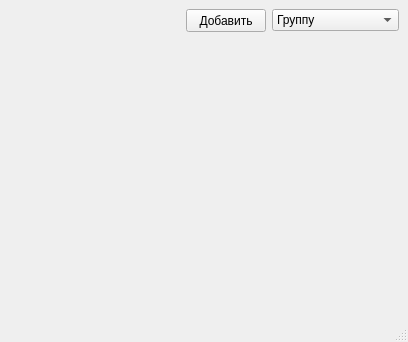
Old version of the form mainwindow.ui in the repository Revvas/ScheduleCreator.
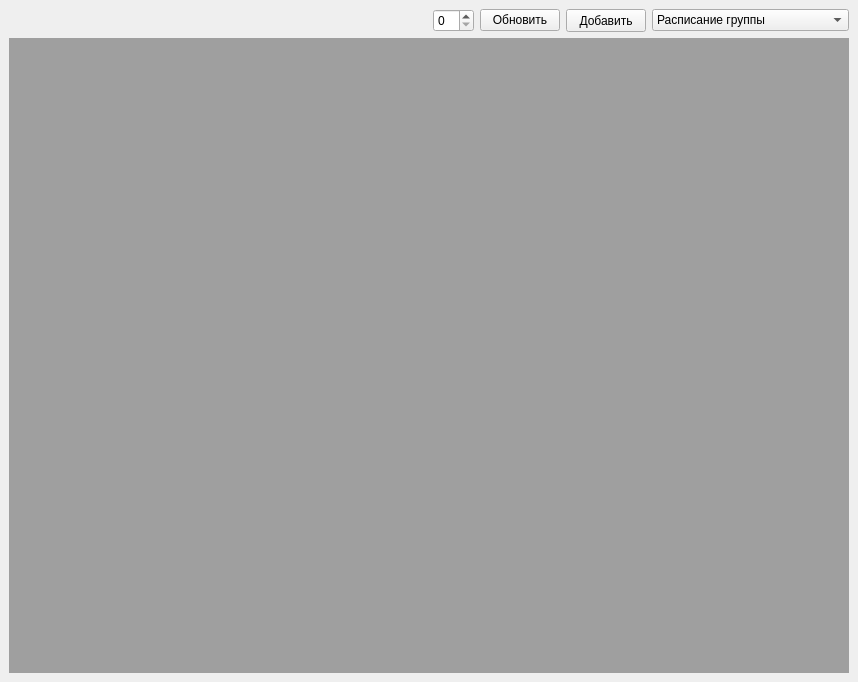
New version of the form.

Patch:
```diff
--- a/mainwindow.ui
+++ b/mainwindow.ui
@@ -6,8 +6,8 @@
    <rect>
     <x>0</x>
     <y>0</y>
-    <width>408</width>
-    <height>342</height>
+    <width>858</width>
+    <height>682</height>
    </rect>
   </property>
   <property name="minimumSize">
@@ -17,10 +17,20 @@
    </size>
   </property>
   <property name="windowTitle">
-   <string>MainWindow</string>
+   <string>МИИГАИК - лучший вуз</string>
+  </property>
+  <property name="documentMode">
+   <bool>false</bool>
   </property>
   <widget class="QWidget" name="centralwidget">
    <layout class="QGridLayout" name="gridLayout">
+    <item row="0" column="2">
+     <widget class="QPushButton" name="updateButton">
+      <property name="text">
+       <string>Обновить</string>
+      </property>
+     </widget>
+    </item>
     <item row="0" column="0">
      <spacer name="horizontalSpacer">
       <property name="orientation">
@@ -34,27 +44,32 @@
       </property>
      </spacer>
     </item>
-    <item row="1" column="4">
-     <spacer name="verticalSpacer">
-      <property name="orientation">
-       <enum>Qt::Vertical</enum>
-      </property>
-      <property name="sizeHint" stdset="0">
-       <size>
-        <width>20</width>
-        <height>40</height>
-       </size>
-      </property>
-     </spacer>
-    </item>
-    <item row="0" column="3" colspan="2">
+    <item row="0" column="4" colspan="2">
      <widget class="QComboBox" name="comboBox">
       <property name="minimumSize">
        <size>
-        <width>110</width>
+        <width>130</width>
         <height>21</height>
        </size>
       </property>
+      <property name="currentText">
+       <string>Расписание группы</string>
+      </property>
+      <item>
+       <property name="text">
+        <string>Расписание группы</string>
+       </property>
+      </item>
+      <item>
+       <property name="text">
+        <string>Расписание преподавателей</string>
+       </property>
+      </item>
+      <item>
+       <property name="text">
+        <string>Расписание аудиторий</string>
+       </property>
+      </item>
       <item>
        <property name="text">
         <string>Группу</string>
@@ -72,7 +87,7 @@
       </item>
      </widget>
     </item>
-    <item row="0" column="1">
+    <item row="0" column="3">
      <widget class="QPushButton" name="addButton">
       <property name="minimumSize">
        <size>
@@ -85,9 +100,24 @@
       </property>
      </widget>
     </item>
+    <item row="1" column="0" colspan="6">
+     <widget class="QMdiArea" name="mdiArea">
+      <property name="verticalScrollBarPolicy">
+       <enum>Qt::ScrollBarAsNeeded</enum>
+      </property>
+      <property name="horizontalScrollBarPolicy">
+       <enum>Qt::ScrollBarAsNeeded</enum>
+      </property>
+      <property name="tabsClosable">
+       <bool>true</bool>
+      </property>
+     </widget>
+    </item>
+    <item row="0" column="1">
+     <widget class="QSpinBox" name="spinBox"/>
+    </item>
    </layout>
   </widget>
-  <widget class="QStatusBar" name="statusBar"/>
  </widget>
  <resources/>
  <connections/>
```
Left out of the diff: 5 changed lines with no effect on the pictures.
